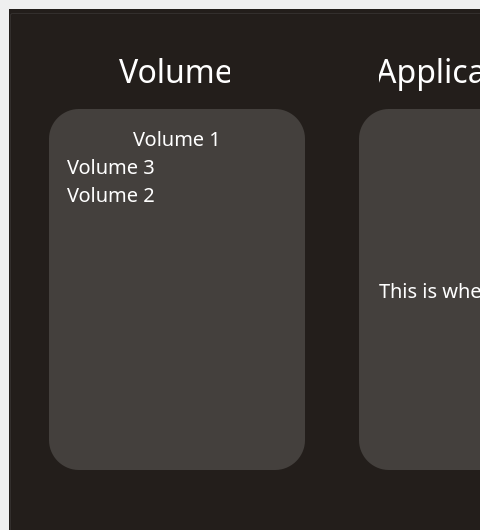
The window that src/ui_src/ui_file/mainwindow.ui (ketamean/OS-Project1) describes before a commit, drawn with Qt 5; both pictures show x 0 to 480 and y 0 to 530 of the 923 by 715 pixel window.
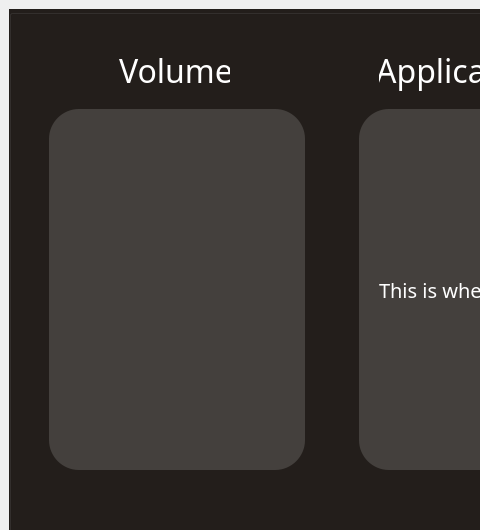
The same window after the commit.

Commit message: vinh_ui: changing partition info screen

```diff
--- a/src/ui_src/ui_file/mainwindow.ui
+++ b/src/ui_src/ui_file/mainwindow.ui
@@ -143,24 +143,6 @@
 padding: 15px;
 color: rgb(255, 255, 255);</string>
        </property>
-       <item>
-        <property name="text">
-         <string>Volume 1</string>
-        </property>
-        <property name="textAlignment">
-         <set>AlignCenter</set>
-        </property>
-       </item>
-       <item>
-        <property name="text">
-         <string>Volume 3</string>
-        </property>
-       </item>
-       <item>
-        <property name="text">
-         <string>Volume 2</string>
-        </property>
-       </item>
       </widget>
      </widget>
     </item>
```
The commit also changes 7 other files.
